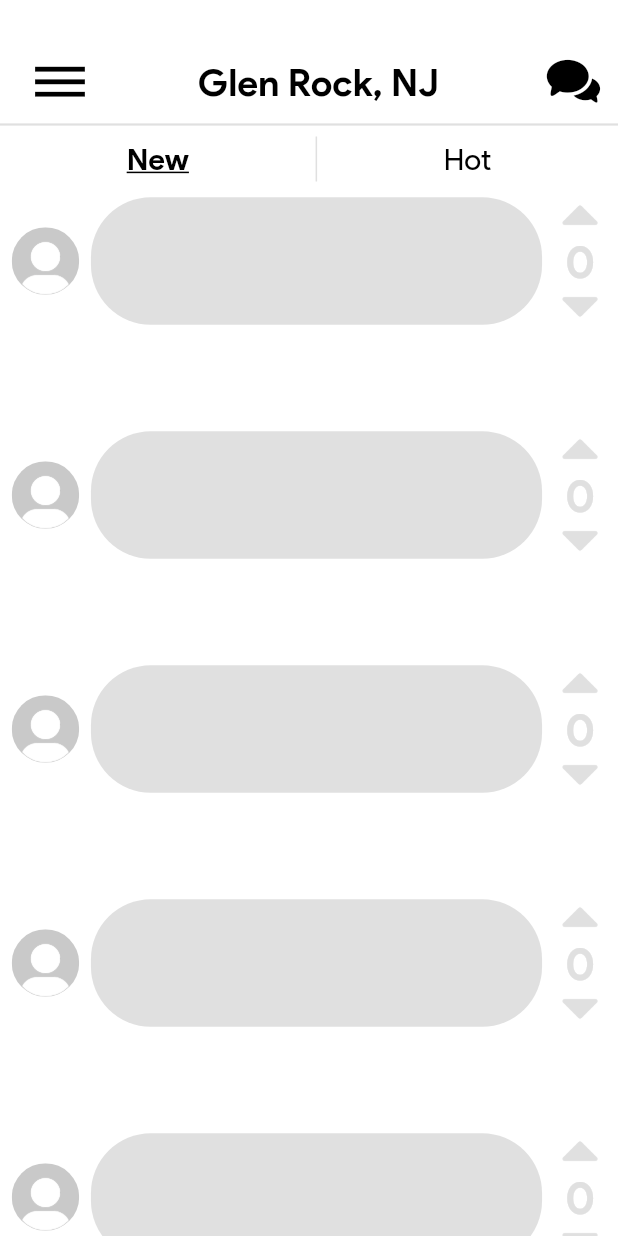
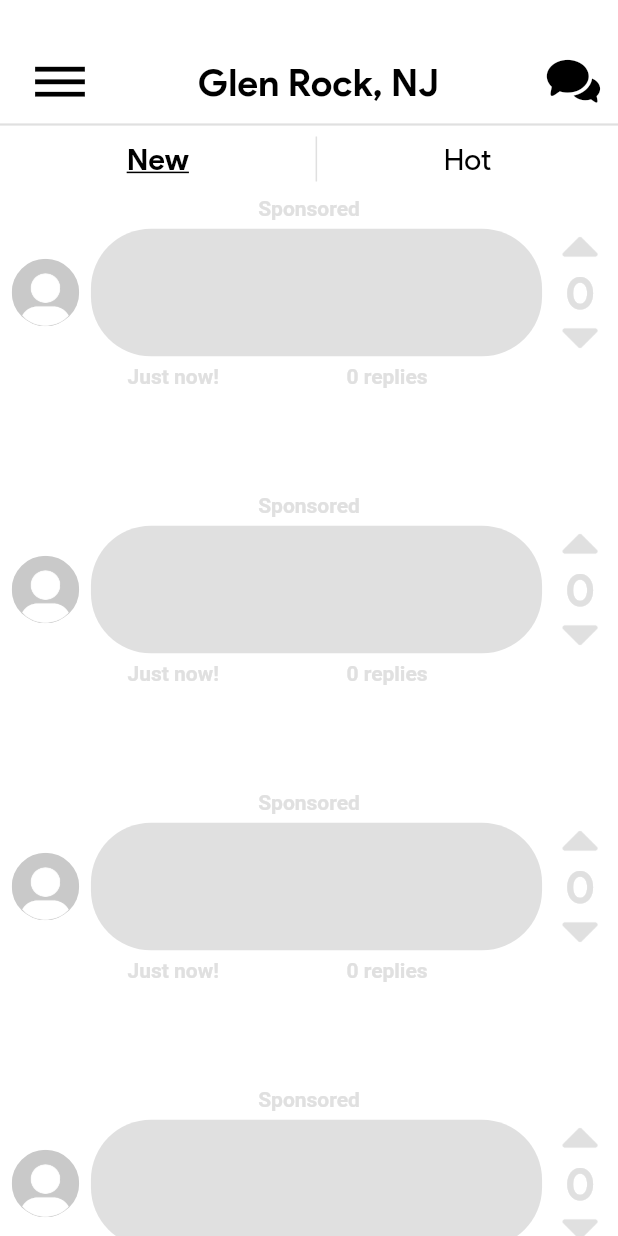
Before and after one commit to jackkellerk/lochat, a Flutter app: the screen it shows after launch, on a phone screen of 412 x 824 dp. Run offline on Flutter 3.47's test engine with Material 2 defaults, Android fonts, the phone set to English and light mode, and no system bars.

Commit message:
continuing working on the comment

```diff
--- a/lib/comment.dart
+++ b/lib/comment.dart
@@ -2,9 +2,6 @@ import 'package:flutter/cupertino.dart';
 import 'dart:ui';
 import 'package:flutter/material.dart';
 import 'dart:math' as math;
-
-// These are import methods for custom icons
-import 'icons/custom_icons_icons.dart';
 
 class Comment extends StatelessWidget {
   @override
@@ -13,10 +10,21 @@ class Comment extends StatelessWidget {
   // This is for screen height and width
   final double width = MediaQuery.of(context).size.width;
   final double height = MediaQuery.of(context).size.height;
+  final TextStyle commentTS = new TextStyle(color: new Color(0xffe0e0e0), decoration: TextDecoration.none, fontWeight: FontWeight.bold,);
 
     return Padding(
       padding: EdgeInsets.only(bottom: 70.0),
-      child: new Row(
+      child: new Column(
+        mainAxisAlignment: MainAxisAlignment.spaceAround,
+        children: <Widget> [
+          new Padding(
+            padding: EdgeInsets.only(bottom: 5.0),
+            child: new Text(
+              "Sponsored",
+              style: commentTS
+            ),
+          ),
+          new Row(
             mainAxisAlignment: MainAxisAlignment.spaceEvenly,
             children: <Widget>[
               new ClipOval(
@@ -76,6 +84,29 @@ class Comment extends StatelessWidget {
               ),
             ],
           ),
+          new Padding(
+            padding: EdgeInsets.only(top: 5.0),
+            child: new Row(
+              children: <Widget>[
+                new Padding(
+                  padding: EdgeInsets.only(left: 85.0),
+                  child: new Text(
+                    "Just now!",
+                    style: commentTS
+                  ),
+                ),
+                new Padding(
+                  padding: EdgeInsets.only(left: 85.0),
+                  child: new Text(
+                    "0 replies",
+                    style: commentTS
+                  ),
+                ),
+              ],
+            ),
+          ),
+        ]
+      ),
     );
   }
 }
```
Lines whose indentation alone changed are shown as unchanged.
